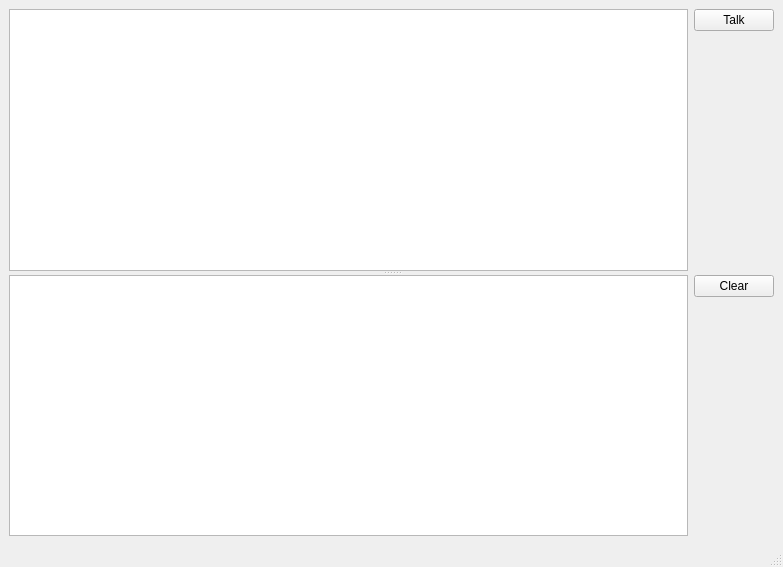
nstrikos/network-chat, file mainwindow.ui: the form before one commit.
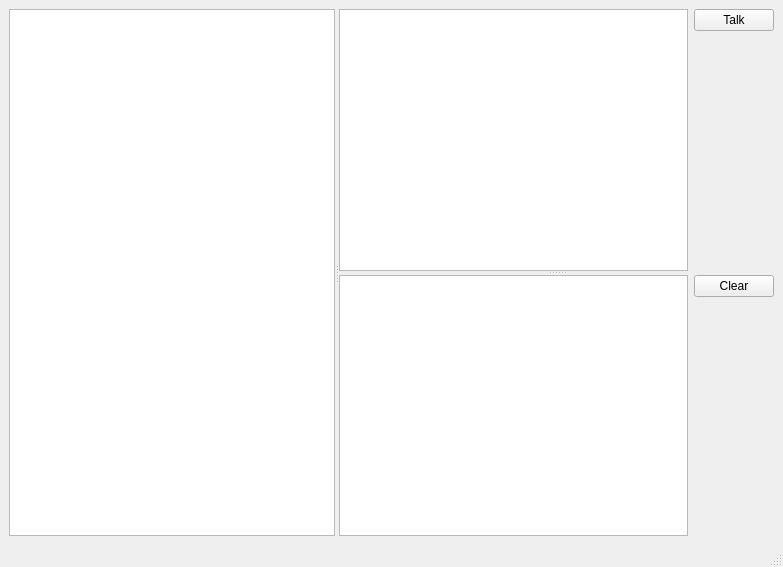
The form after the commit.

The edit to the form file:
```diff
--- a/mainwindow.ui
+++ b/mainwindow.ui
@@ -16,6 +16,11 @@
   <widget class="QWidget" name="centralwidget">
    <layout class="QGridLayout" name="gridLayout">
     <item row="0" column="0">
+     <widget class="QSplitter" name="splitter_2">
+      <property name="orientation">
+       <enum>Qt::Horizontal</enum>
+      </property>
+      <widget class="QListWidget" name="listWidget"/>
      <widget class="QSplitter" name="splitter">
       <property name="orientation">
        <enum>Qt::Vertical</enum>
@@ -87,6 +92,7 @@
        </layout>
       </widget>
      </widget>
+     </widget>
     </item>
    </layout>
   </widget>
```
Left out of the diff: 2 changed lines with no effect on the pictures. Lines whose indentation alone changed are shown as unchanged.
